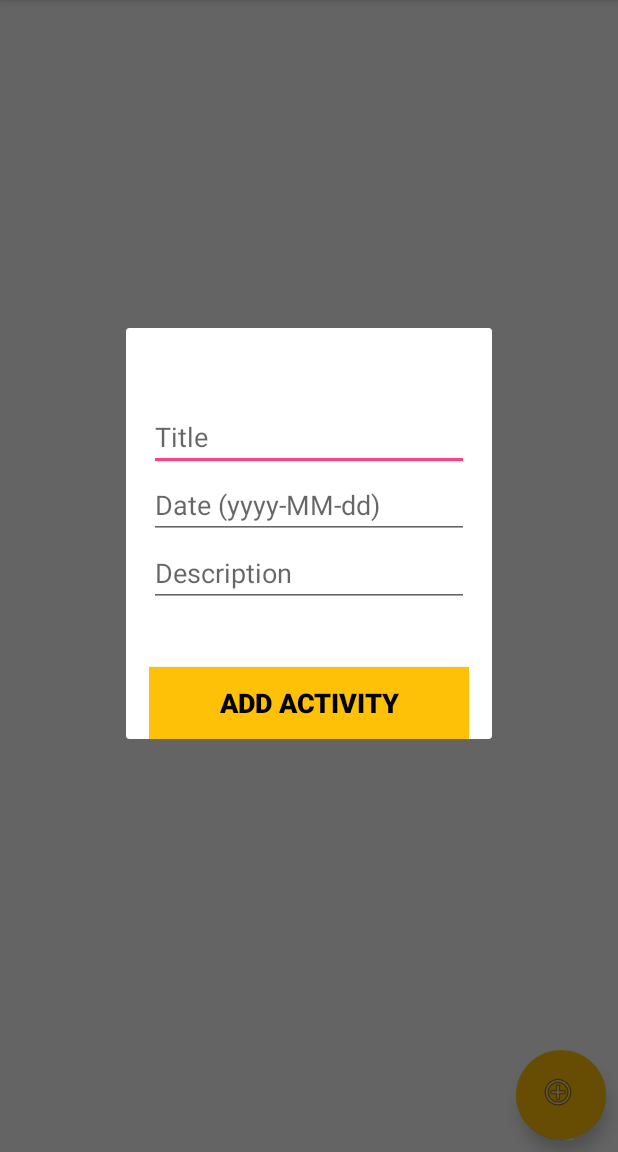
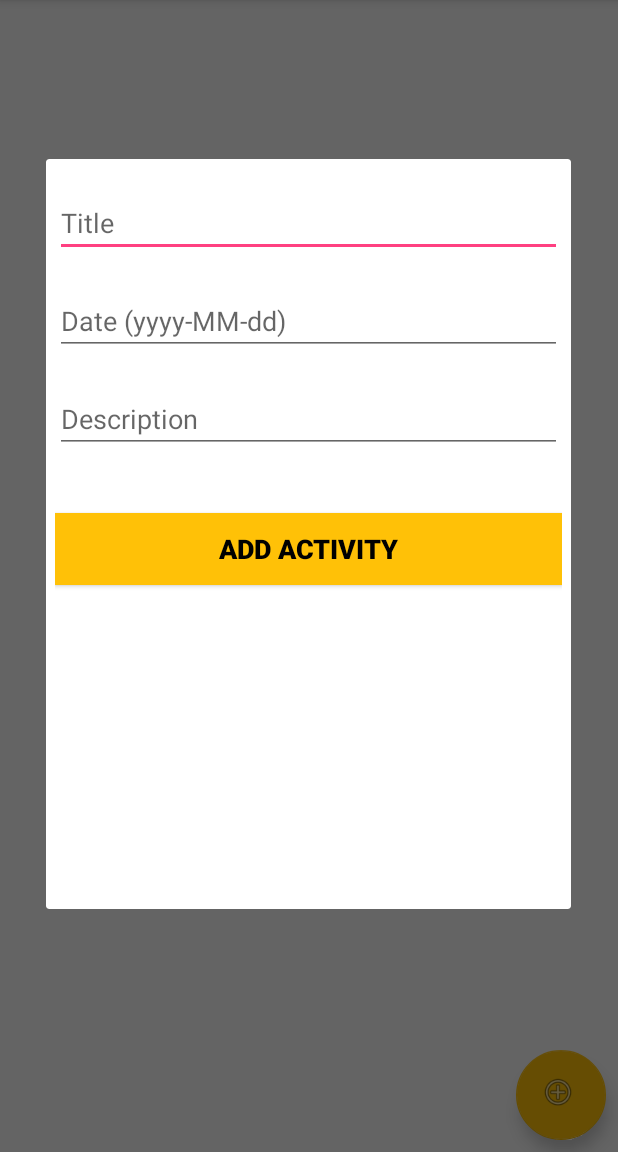
Before and after one commit to TitanVortex/Taskao-clean, an Android app: the ListViewActivity screen opened directly, with no data from a screen before it, after a tap on an icon or button, on a phone screen of 412 x 824 dp, the part 84-1236 px from its top. Run offline under Robolectric (Android 15) with nearby library versions, the phone set to English and light mode, and no system bars; our stand-ins replace Firebase (no records; nobody signed in at launch, a user with empty details on screens opened directly).

Commit message:
Update1
-afisare lista
-update lista
-scriere descriere pe mai multe randuri

```diff
--- a/app/src/main/java/cegeka/scoaladevalori/ro/taskao/DetailActivity.java
+++ b/app/src/main/java/cegeka/scoaladevalori/ro/taskao/DetailActivity.java
@@ -49,4 +49,6 @@ public class DetailActivity extends AppCompatActivity {
         });
     }
 
+
+
 }
--- a/app/src/main/java/cegeka/scoaladevalori/ro/taskao/ListViewActivity.java
+++ b/app/src/main/java/cegeka/scoaladevalori/ro/taskao/ListViewActivity.java
@@ -3,6 +3,7 @@ package cegeka.scoaladevalori.ro.taskao;
 import android.app.Dialog;
 import android.content.Intent;
 import android.support.design.widget.FloatingActionButton;
+import android.support.v4.widget.SwipeRefreshLayout;
 import android.support.v7.app.AppCompatActivity;
 import android.os.Bundle;
 import android.view.Menu;
@@ -10,6 +11,7 @@ import android.view.MenuItem;
 import android.view.View;
 import android.widget.Button;
 import android.widget.EditText;
+import android.widget.ListAdapter;
 import android.widget.ListView;
 import android.widget.Toast;
 
@@ -20,7 +22,7 @@ import com.google.firebase.database.FirebaseDatabase;
 import java.util.ArrayList;
 
 public class ListViewActivity extends AppCompatActivity {
-
+    int k=0;
     private FirebaseAuth firebaseAuth;
     DatabaseReference db;
     FirebaseHelper helper;
@@ -28,6 +30,7 @@ public class ListViewActivity extends AppCompatActivity {
     ListView lv;
     EditText titleList,dateList,descList;
     String title, desc, date;
+    SwipeRefreshLayout swipeRefreshLayout;
 
 
 
@@ -35,6 +38,7 @@ public class ListViewActivity extends AppCompatActivity {
     protected void onCreate(Bundle savedInstanceState) {
         super.onCreate(savedInstanceState);
         setContentView(R.layout.activity_list_view);
+        swipeRefreshLayout = (SwipeRefreshLayout)findViewById(R.id.swipe_down);
 
         firebaseAuth = FirebaseAuth.getInstance();
 
@@ -44,10 +48,8 @@ public class ListViewActivity extends AppCompatActivity {
         db= FirebaseDatabase.getInstance().getReference();
         helper=new FirebaseHelper(db);
 
+        adapter=new CustomAdapter(ListViewActivity.this, helper.getUserActivities());
 
-        //ADAPTER
-        adapter=new CustomAdapter(ListViewActivity.this, helper.getUserActivities());
-        lv.setAdapter(adapter);
         FloatingActionButton fab = (FloatingActionButton) findViewById(R.id.fab);
         fab.setOnClickListener(new View.OnClickListener() {
             @Override
@@ -55,12 +57,18 @@ public class ListViewActivity extends AppCompatActivity {
                 displayInputDialog();
             }
         });
+        swipeRefreshLayout.setOnRefreshListener(new SwipeRefreshLayout.OnRefreshListener() {
+            @Override
+            public void onRefresh() {
+                refresh();
+            }
+        });
 
     }
 
     private void displayInputDialog()
     {
-        Dialog d=new Dialog(this);
+        final Dialog d=new Dialog(ListViewActivity.this);
         d.setTitle("Save To Firebase");
         d.setContentView(R.layout.activity_add);
 
@@ -68,6 +76,7 @@ public class ListViewActivity extends AppCompatActivity {
         dateList= (EditText) d.findViewById(R.id.etDueDate);
         descList= (EditText) d.findViewById(R.id.etDescriptionActivity);
         Button saveBtn= (Button) d.findViewById(R.id.btnAddActivityMain);
+
 
         //SAVE
         saveBtn.setOnClickListener(new View.OnClickListener() {
@@ -97,18 +106,27 @@ public class ListViewActivity extends AppCompatActivity {
                         dateList.setText("");
                         descList.setText("");
 
-
-                        adapter=null;
-                        lv.setAdapter(adapter);
-
+                        k=0;
 
                     }
                 }
 
             }
         });
+        d.show();
 
-        d.show();
+    }
+
+    public void refresh()
+    {
+        if(k==0){
+        lv.setAdapter(adapter);
+        swipeRefreshLayout.setRefreshing(false);
+        k++;
+        }else{
+            Toast.makeText(ListViewActivity.this,"Add activity to refresh!",Toast.LENGTH_SHORT).show();
+            swipeRefreshLayout.setRefreshing(false);
+        }
     }
 
     public void Logout(){
--- a/app/src/main/java/cegeka/scoaladevalori/ro/taskao/MainActivity.java
+++ b/app/src/main/java/cegeka/scoaladevalori/ro/taskao/MainActivity.java
@@ -60,7 +60,7 @@ public class MainActivity extends AppCompatActivity {
             public void onDataChange(DataSnapshot dataSnapshot) {
                 UserProfile userProfile = dataSnapshot.getValue(UserProfile.class);
                 assert userProfile != null;
-                profileName.setText("Welcome to TASKAO WORLD, "+userProfile.getUserName() +"!");
+                profileName.setText("Welcome to TASKAO WORLD, "+userProfile.getUserName() +" !");
                 profileEmail.setText("User: "+userProfile.getUserEmail());
             }
 
--- a/app/src/main/res/layout/activity_add.xml
+++ b/app/src/main/res/layout/activity_add.xml
@@ -5,19 +5,22 @@
     android:layout_height="match_parent">
 
     <LinearLayout
-        android:layout_width="fill_parent"
-        android:layout_height="match_parent"
+        android:layout_width="350dp"
+        android:layout_height="500dp"
+        android:layout_gravity="center"
+
 
         android:orientation="vertical"
-        android:paddingLeft="15dp"
-        android:paddingRight="15dp"
-        android:paddingTop="50dp">
+        android:paddingLeft="6dp"
+        android:paddingRight="6dp"
+        android:paddingTop="10dp">
 
         <EditText
             android:id="@+id/etTitleActivity"
             android:layout_width="match_parent"
             android:layout_height="wrap_content"
             android:ems="10"
+            android:layout_marginTop="10dp"
             android:hint="Title"
             android:inputType="textPersonName" />
 
@@ -25,6 +28,7 @@
             android:id="@+id/etDueDate"
             android:layout_width="match_parent"
             android:layout_height="wrap_content"
+            android:layout_marginTop="20dp"
             android:ems="10"
             android:hint="Date (yyyy-MM-dd)"
             android:inputType="date" />
@@ -33,12 +37,14 @@
             android:id="@+id/etDescriptionActivity"
             android:layout_width="match_parent"
             android:layout_height="wrap_content"
+            android:ems="10"
             android:hint="Description"
-            android:inputType="textPersonName"
-            android:lines="8"
+            android:lines="10"
             android:maxLines="10"
-            android:minLines="6"
-            android:scrollbars="vertical" />
+            android:minLines="1"
+            android:layout_marginTop="20dp"
+            android:inputType="textMultiLine" />
+
 
 
         <Button
--- a/app/src/main/res/layout/content_main.xml
+++ b/app/src/main/res/layout/content_main.xml
@@ -12,9 +12,14 @@
     tools:context=".ListViewActivity"
     tools:showIn="@layout/activity_list_view">
 
+    <android.support.v4.widget.SwipeRefreshLayout
+        android:layout_width="match_parent"
+        android:layout_height="match_parent"
+        android:id="@+id/swipe_down">
     <ListView
         android:id="@+id/listView"
         android:layout_width="match_parent"
         android:layout_height="wrap_content"
         />
+    </android.support.v4.widget.SwipeRefreshLayout>
 </RelativeLayout>
```
